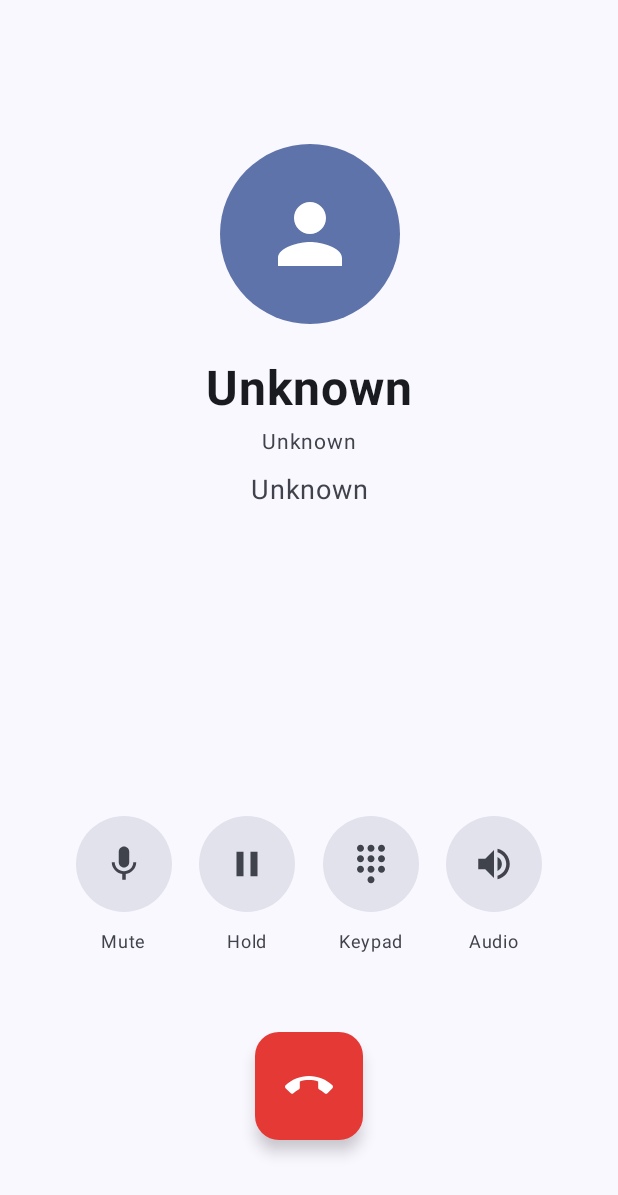
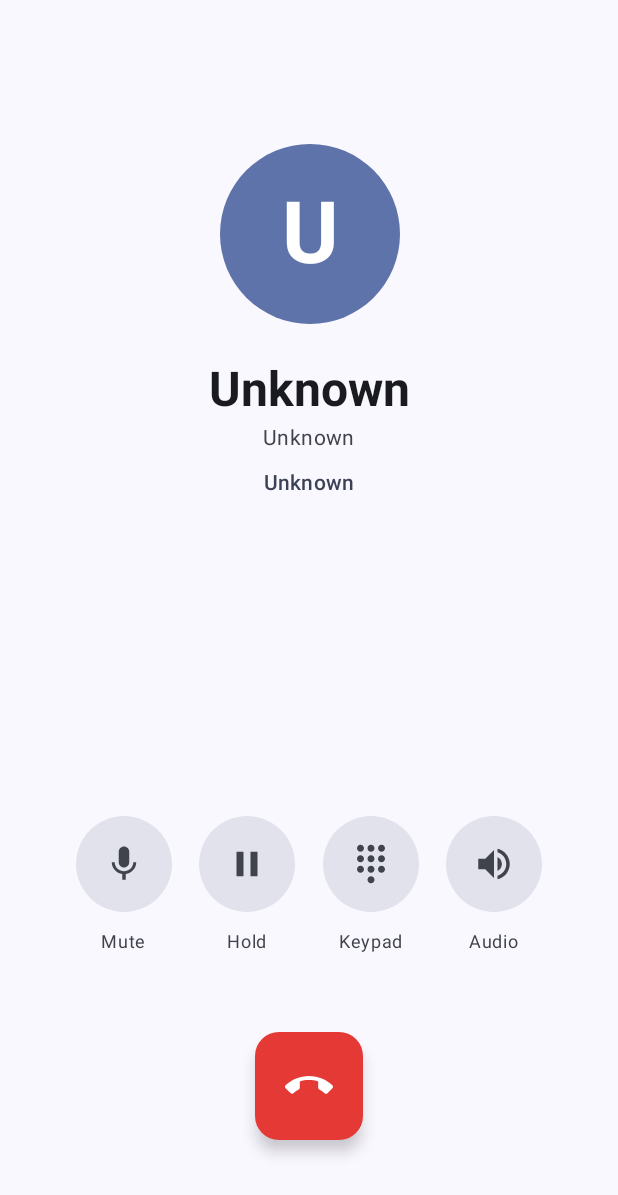
Before and after one commit to fayyaztech-sycet/DefaultDialer, an Android app built with Jetpack Compose: the CallScreenActivity screen opened directly, with no data from a screen before it, on a phone screen of 412 x 824 dp. Shown: the top 1195 px of the screen. Run offline under Robolectric (Android 15) with nearby library versions, the phone set to English and light mode, and no system bars.

Commit message:
feat: Display contact initials in the avatar and update call screen text elements to Material 3 typography styles.

```diff
--- a/app/src/main/java/com/sycet/defaultdialer/ui/call/CallScreenActivity.kt
+++ b/app/src/main/java/com/sycet/defaultdialer/ui/call/CallScreenActivity.kt
@@ -1188,7 +1188,7 @@ fun CallScreen(
                     horizontalAlignment = Alignment.CenterHorizontally,
                     modifier = Modifier.padding(top = 64.dp)
             ) {
-                // Contact avatar
+                // Contact avatar with initial letter
                 Box(
                         modifier =
                                 Modifier.size(120.dp)
@@ -1198,6 +1198,16 @@ fun CallScreen(
                                         ),
                         contentAlignment = Alignment.Center
                 ) {
+                    // Show initial letter of contact name or "?" if unknown
+                    val initial = displayName.firstOrNull()?.uppercase() ?: "?"
+                    if (initial != "?") {
+                        Text(
+                                text = initial,
+                                style = MaterialTheme.typography.displayLarge,
+                                fontWeight = FontWeight.Bold,
+                                color = MaterialTheme.colorScheme.onPrimaryContainer
+                        )
+                    } else {
                         Icon(
                                 imageVector = Icons.Default.Person,
                                 contentDescription = "Contact",
@@ -1205,48 +1215,49 @@ fun CallScreen(
                                 tint = MaterialTheme.colorScheme.onPrimaryContainer
                         )
                     }
+                }
 
                 Spacer(modifier = Modifier.height(24.dp))
 
-                // Contact name (or number if no contact) — large
+                // Contact name - Material 3 Headline style
                 Text(
                         text = displayName,
-                        fontSize = 32.sp,
+                        style = MaterialTheme.typography.headlineLarge,
                         fontWeight = FontWeight.Bold,
                         color = MaterialTheme.colorScheme.onSurface
                 )
 
-                // Always show the phone number (compulsory requirement).
-                // If displayName already equals the number, this will duplicate; that's acceptable
-                // to guarantee the number is visible. Use a smaller, secondary-style text.
+                // Phone number - Body style
                 Spacer(modifier = Modifier.height(4.dp))
                 Text(
                         text = resolvedNumber,
-                        fontSize = 14.sp,
+                        style = MaterialTheme.typography.bodyMedium,
                         color = MaterialTheme.colorScheme.onSurfaceVariant
                 )
 
-                Spacer(modifier = Modifier.height(8.dp))
-
-                // Call state
+                Spacer(modifier = Modifier.height(12.dp))
+
+                // Call state - Accent color with label style
                 Text(
                         text = callState,
-                        fontSize = 18.sp,
-                        color = MaterialTheme.colorScheme.onSurfaceVariant
+                        style = MaterialTheme.typography.labelLarge,
+                        fontWeight = FontWeight.Medium,
+                        color = MaterialTheme.colorScheme.secondary  // Accent color
                 )
 
                 Spacer(modifier = Modifier.height(16.dp))
 
-                // Call duration
+                // Call duration - Title style
                 if (isActive) {
                     Text(
                             text = formatDuration(elapsedTime),
-                            fontSize = 24.sp,
+                            style = MaterialTheme.typography.titleLarge,
                             fontWeight = FontWeight.Medium,
                             color = MaterialTheme.colorScheme.primary
                     )
                 }
             }
+
 
             // Bottom section - Call controls
             Column(
```
Lines whose indentation alone changed are shown as unchanged.
